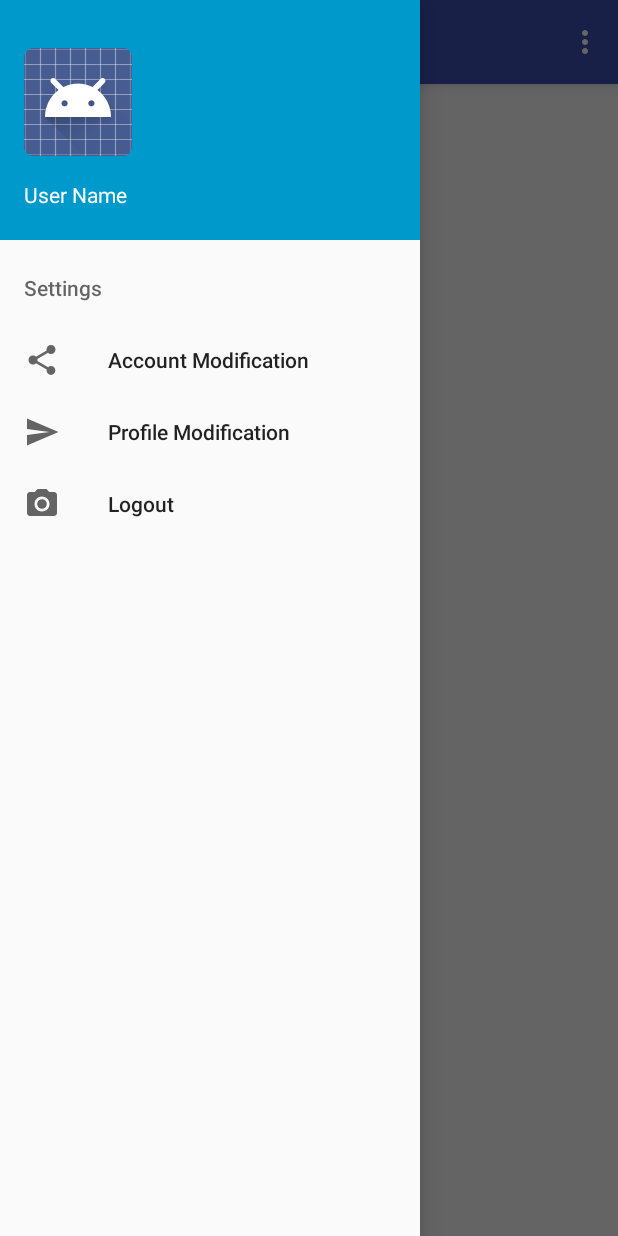
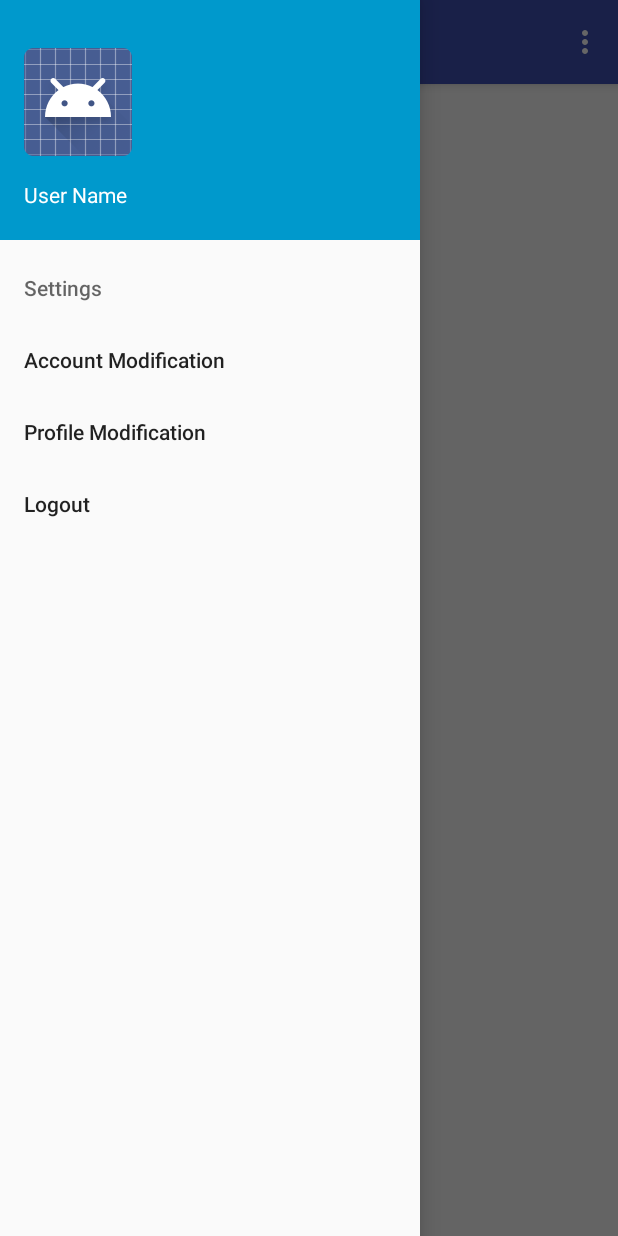
Before and after one commit to ShivanKaul/Tutr-Android, an Android app: the screen it shows after launch (MainActivity), with the side drawer open, on a phone screen of 412 x 824 dp. Run offline under Robolectric (Android 15) with nearby library versions, the phone set to English and light mode, and no system bars.

Commit message:
Fixed buttons variable names

```diff
--- a/app/src/main/java/com/example/android/tutr/MainActivity.java
+++ b/app/src/main/java/com/example/android/tutr/MainActivity.java
@@ -71,11 +71,11 @@ public class MainActivity extends AppCompatActivity
         // Handle navigation view item clicks here.
         int id = item.getItemId();
 
-        if (id == R.id.nav_camera) {
+        if (id == R.id.nav_logout) {
             // Handle the camera action
-        }  else if (id == R.id.nav_share) {
+        }  else if (id == R.id.nav_account_mod) {
 
-        } else if (id == R.id.nav_send) {
+        } else if (id == R.id.nav_profile_mod) {
 
         }
 
--- a/app/src/main/res/drawable-v21/ic_menu_camera.xml
+++ /dev/null
@@ -1,12 +0,0 @@
-<vector xmlns:android="http://schemas.android.com/apk/res/android"
-    android:width="24dp"
-    android:height="24dp"
-    android:viewportHeight="24.0"
-    android:viewportWidth="24.0">
-    <path
-        android:fillColor="#FF000000"
-        android:pathData="M12,12m-3.2,0a3.2,3.2 0,1 1,6.4 0a3.2,3.2 0,1 1,-6.4 0" />
-    <path
-        android:fillColor="#FF000000"
-        android:pathData="M9,2L7.17,4H4c-1.1,0 -2,0.9 -2,2v12c0,1.1 0.9,2 2,2h16c1.1,0 2,-0.9 2,-2V6c0,-1.1 -0.9,-2 -2,-2h-3.17L15,2H9zm3,15c-2.76,0 -5,-2.24 -5,-5s2.24,-5 5,-5 5,2.24 5,5 -2.24,5 -5,5z" />
-</vector>
--- a/app/src/main/res/drawable-v21/ic_menu_gallery.xml
+++ /dev/null
@@ -1,9 +0,0 @@
-<vector xmlns:android="http://schemas.android.com/apk/res/android"
-    android:width="24dp"
-    android:height="24dp"
-    android:viewportHeight="24.0"
-    android:viewportWidth="24.0">
-    <path
-        android:fillColor="#FF000000"
-        android:pathData="M22,16V4c0,-1.1 -0.9,-2 -2,-2H8c-1.1,0 -2,0.9 -2,2v12c0,1.1 0.9,2 2,2h12c1.1,0 2,-0.9 2,-2zm-11,-4l2.03,2.71L16,11l4,5H8l3,-4zM2,6v14c0,1.1 0.9,2 2,2h14v-2H4V6H2z" />
-</vector>
--- a/app/src/main/res/drawable-v21/ic_menu_manage.xml
+++ /dev/null
@@ -1,9 +0,0 @@
-<vector xmlns:android="http://schemas.android.com/apk/res/android"
-    android:width="24dp"
-    android:height="24dp"
-    android:viewportHeight="24.0"
-    android:viewportWidth="24.0">
-    <path
-        android:fillColor="#FF000000"
-        android:pathData="M22.7,19l-9.1,-9.1c0.9,-2.3 0.4,-5 -1.5,-6.9 -2,-2 -5,-2.4 -7.4,-1.3L9,6 6,9 1.6,4.7C0.4,7.1 0.9,10.1 2.9,12.1c1.9,1.9 4.6,2.4 6.9,1.5l9.1,9.1c0.4,0.4 1,0.4 1.4,0l2.3,-2.3c0.5,-0.4 0.5,-1.1 0.1,-1.4z" />
-</vector>
--- a/app/src/main/res/drawable-v21/ic_menu_send.xml
+++ /dev/null
@@ -1,9 +0,0 @@
-<vector xmlns:android="http://schemas.android.com/apk/res/android"
-    android:width="24dp"
-    android:height="24dp"
-    android:viewportHeight="24.0"
-    android:viewportWidth="24.0">
-    <path
-        android:fillColor="#FF000000"
-        android:pathData="M2.01,21L23,12 2.01,3 2,10l15,2 -15,2z" />
-</vector>
--- a/app/src/main/res/drawable-v21/ic_menu_share.xml
+++ /dev/null
@@ -1,9 +0,0 @@
-<vector xmlns:android="http://schemas.android.com/apk/res/android"
-    android:width="24dp"
-    android:height="24dp"
-    android:viewportHeight="24.0"
-    android:viewportWidth="24.0">
-    <path
-        android:fillColor="#FF000000"
-        android:pathData="M18,16.08c-0.76,0 -1.44,0.3 -1.96,0.77L8.91,12.7c0.05,-0.23 0.09,-0.46 0.09,-0.7s-0.04,-0.47 -0.09,-0.7l7.05,-4.11c0.54,0.5 1.25,0.81 2.04,0.81 1.66,0 3,-1.34 3,-3s-1.34,-3 -3,-3 -3,1.34 -3,3c0,0.24 0.04,0.47 0.09,0.7L8.04,9.81C7.5,9.31 6.79,9 6,9c-1.66,0 -3,1.34 -3,3s1.34,3 3,3c0.79,0 1.5,-0.31 2.04,-0.81l7.12,4.16c-0.05,0.21 -0.08,0.43 -0.08,0.65 0,1.61 1.31,2.92 2.92,2.92 1.61,0 2.92,-1.31 2.92,-2.92s-1.31,-2.92 -2.92,-2.92z" />
-</vector>
--- a/app/src/main/res/drawable-v21/ic_menu_slideshow.xml
+++ /dev/null
@@ -1,9 +0,0 @@
-<vector xmlns:android="http://schemas.android.com/apk/res/android"
-    android:width="24dp"
-    android:height="24dp"
-    android:viewportHeight="24.0"
-    android:viewportWidth="24.0">
-    <path
-        android:fillColor="#FF000000"
-        android:pathData="M4,6H2v14c0,1.1 0.9,2 2,2h14v-2H4V6zm16,-4H8c-1.1,0 -2,0.9 -2,2v12c0,1.1 0.9,2 2,2h12c1.1,0 2,-0.9 2,-2V4c0,-1.1 -0.9,-2 -2,-2zm-8,12.5v-9l6,4.5 -6,4.5z" />
-</vector>
--- a/app/src/main/res/menu/activity_main_drawer.xml
+++ b/app/src/main/res/menu/activity_main_drawer.xml
@@ -2,20 +2,16 @@
 <menu xmlns:android="http://schemas.android.com/apk/res/android">
 
     <item
-        android:icon="@drawable/ic_menu_manage"
         android:title="Settings">
         <menu>
             <item
-                android:id="@+id/nav_share"
-                android:icon="@drawable/ic_menu_share"
+                android:id="@+id/nav_account_mod"
                 android:title="Account Modification" />
             <item
-                android:id="@+id/nav_send"
-                android:icon="@drawable/ic_menu_send"
+                android:id="@+id/nav_profile_mod"
                 android:title="Profile Modification" />
             <item
-                android:id="@+id/nav_camera"
-                android:icon="@drawable/ic_menu_camera"
+                android:id="@+id/nav_logout"
                 android:title="Logout" />
         </menu>
     </item>
```
